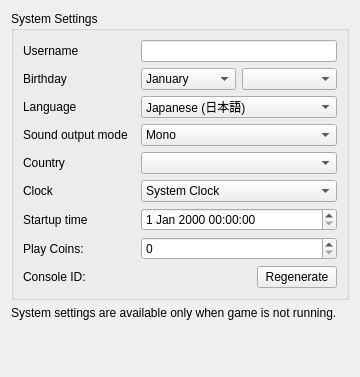
The window that src/citra_qt/configuration/configure_system.ui (PabloMK7/citra) describes before a commit, drawn with Qt 5.
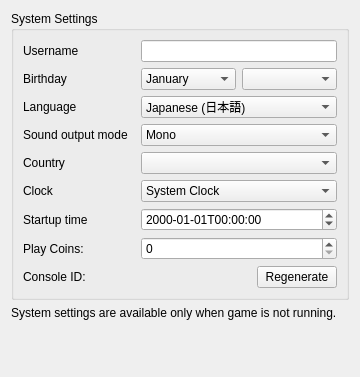
The same window after the commit.

Commit message:
citra_qt: add seconds section to clock settings (#4347)
* citra_qt: add seconds section to clock settings

Simple fix to make the UI more usable.

* Use an ISO styled format string

Not actually tested locally

Diff of the .ui file:
```diff
--- a/src/citra_qt/configuration/configure_system.ui
+++ b/src/citra_qt/configuration/configure_system.ui
@@ -261,6 +261,9 @@
         </item>
         <item row="6" column="1">
          <widget class="QDateTimeEdit" name="edit_init_time">
+          <property name="displayFormat">
+           <string>yyyy-MM-ddTHH:mm:ss</string>
+          </property>
          </widget>
         </item>
         <item row="7" column="0">
```
